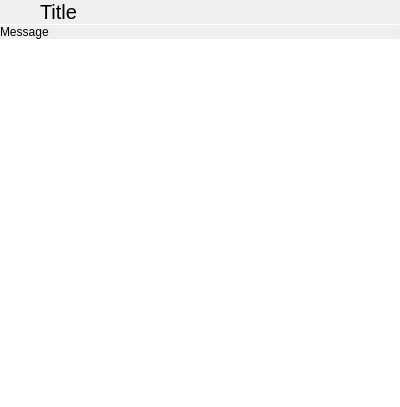
Above: heartbeat/processaction.ui from theCheeseboard/theHeartbeat before the change. Below: the same form after it.
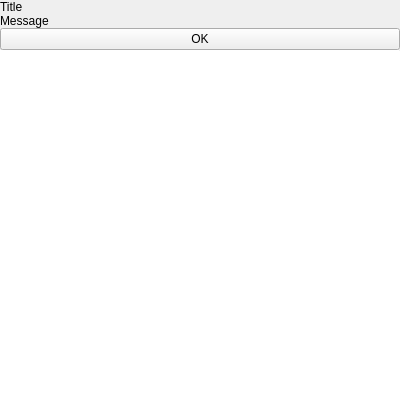
That is the form after the change. Icons and pictures are not drawn. Custom widgets are drawn as their Qt base class.

```diff
--- a/heartbeat/processaction.ui
+++ b/heartbeat/processaction.ui
@@ -30,83 +30,9 @@
     <number>0</number>
    </property>
    <item>
-    <layout class="QHBoxLayout" name="horizontalLayout_2">
-     <property name="spacing">
-      <number>0</number>
-     </property>
-     <item>
-      <widget class="QPushButton" name="backButton">
-       <property name="sizePolicy">
-        <sizepolicy hsizetype="Preferred" vsizetype="Preferred">
-         <horstretch>0</horstretch>
-         <verstretch>0</verstretch>
-        </sizepolicy>
-       </property>
-       <property name="text">
-        <string/>
-       </property>
-       <property name="icon">
-        <iconset theme="go-previous">
-         <normaloff>.</normaloff>.</iconset>
-       </property>
-       <property name="flat">
-        <bool>true</bool>
-       </property>
-      </widget>
-     </item>
-     <item>
-      <widget class="QLabel" name="titleLabel">
-       <property name="sizePolicy">
-        <sizepolicy hsizetype="Expanding" vsizetype="Preferred">
-         <horstretch>0</horstretch>
-         <verstretch>0</verstretch>
-        </sizepolicy>
-       </property>
-       <property name="font">
-        <font>
-         <pointsize>15</pointsize>
-        </font>
-       </property>
-       <property name="text">
-        <string notr="true">Title</string>
-       </property>
-       <property name="margin">
-        <number>9</number>
-       </property>
-      </widget>
-     </item>
-     <item>
-      <widget class="QPushButton" name="acceptButton">
-       <property name="sizePolicy">
-        <sizepolicy hsizetype="Preferred" vsizetype="Preferred">
-         <horstretch>0</horstretch>
-         <verstretch>0</verstretch>
-        </sizepolicy>
-       </property>
-       <property name="text">
-        <string notr="true"/>
-       </property>
-       <property name="icon">
-        <iconset theme="dialog-ok">
-         <normaloff>.</normaloff>.</iconset>
-       </property>
-       <property name="flat">
-        <bool>true</bool>
-       </property>
-      </widget>
-     </item>
-    </layout>
-   </item>
-   <item>
-    <widget class="Line" name="line_3">
-     <property name="maximumSize">
-      <size>
-       <width>16777215</width>
-       <height>1</height>
-      </size>
-     </property>
-     <property name="orientation">
-      <enum>Qt::Horizontal</enum>
+    <widget class="tTitleLabel" name="titleLabel">
+     <property name="text">
+      <string>Title</string>
      </property>
     </widget>
    </item>
@@ -123,6 +49,13 @@
      </property>
     </widget>
    </item>
+   <item>
+    <widget class="QPushButton" name="acceptButton">
+     <property name="text">
+      <string notr="true">OK</string>
+     </property>
+    </widget>
+   </item>
    <item>
     <widget class="Line" name="line_2">
      <property name="maximumSize">
@@ -145,6 +78,16 @@
    </item>
   </layout>
  </widget>
+ <customwidgets>
+  <customwidget>
+   <class>tTitleLabel</class>
+   <extends>QLabel</extends>
+   <header location="global">ttitlelabel.h</header>
+   <slots>
+    <signal>backButtonClicked()</signal>
+   </slots>
+  </customwidget>
+ </customwidgets>
  <resources/>
  <connections/>
 </ui>
```
